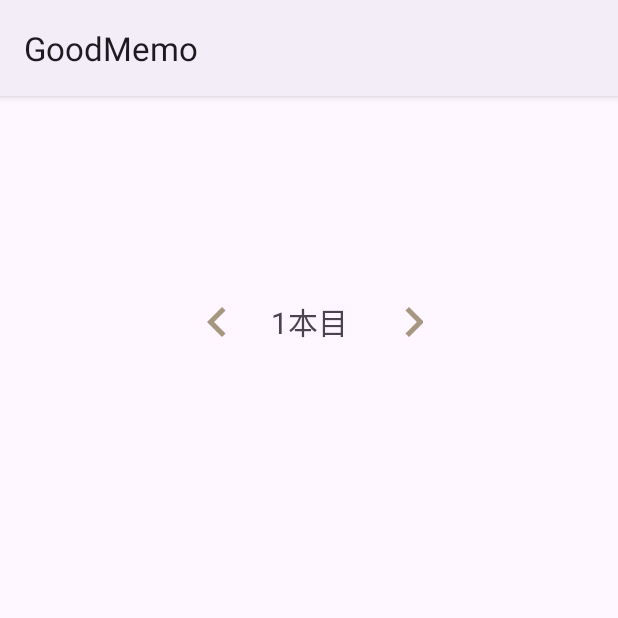
After one commit to a1tannn/lit_android, an Android app: the fragment RecordFragment shown on its own in the app's theme, on a phone screen of 412 x 824 dp, the top half of it. The commit adds this screen. Run offline under Robolectric (Android 15) with nearby library versions, the phone set to English and light mode, and no system bars.

Commit message:
画面遷移

```diff
--- a/GoodMemo/app/build.gradle.kts
+++ b/GoodMemo/app/build.gradle.kts
@@ -44,6 +44,8 @@ dependencies {
     implementation("androidx.appcompat:appcompat:1.6.1")
     implementation("com.google.android.material:material:1.11.0")
     implementation("androidx.constraintlayout:constraintlayout:2.1.4")
+    implementation("androidx.navigation:navigation-fragment-ktx:2.7.7")
+    implementation("androidx.navigation:navigation-ui-ktx:2.7.7")
     testImplementation("junit:junit:4.13.2")
     androidTestImplementation("androidx.test.ext:junit:1.1.5")
     androidTestImplementation("androidx.test.espresso:espresso-core:3.5.1")
--- a/GoodMemo/app/src/main/AndroidManifest.xml
+++ b/GoodMemo/app/src/main/AndroidManifest.xml
@@ -13,12 +13,6 @@
         android:theme="@style/Theme.GoodMemo"
         tools:targetApi="31">
         <activity
-            android:name=".RecordActivity"
-            android:exported="false" />
-        <activity
-            android:name=".AddActivity"
-            android:exported="false" />
-        <activity
             android:name=".MainActivity"
             android:exported="true">
             <intent-filter>
--- /dev/null
+++ b/GoodMemo/app/src/main/java/app/ai/aitan/goodmemo/RecordFragment.kt
@@ -0,0 +1,16 @@
+package app.ai.aitan.goodmemo
+
+import android.os.Bundle
+import androidx.fragment.app.Fragment
+import android.view.LayoutInflater
+import android.view.View
+import android.view.ViewGroup
+class RecordFragment : Fragment() {
+    override fun onCreateView(
+        inflater: LayoutInflater, container: ViewGroup?,
+        savedInstanceState: Bundle?
+    ): View? {
+        super.onCreateView(inflater, container, savedInstanceState)
+        return inflater.inflate(R.layout.fragment_record, container, false)
+    }
+}
--- /dev/null
+++ b/GoodMemo/app/src/main/res/drawable/baseline_navigate_before_24.xml
@@ -0,0 +1,5 @@
+<vector android:autoMirrored="true" android:height="24dp"
+    android:tint="#000000" android:viewportHeight="24"
+    android:viewportWidth="24" android:width="24dp" xmlns:android="http://schemas.android.com/apk/res/android">
+    <path android:fillColor="@android:color/white" android:pathData="M15.41,7.41L14,6l-6,6 6,6 1.41,-1.41L10.83,12z"/>
+</vector>
--- /dev/null
+++ b/GoodMemo/app/src/main/res/drawable/baseline_navigate_next_24.xml
@@ -0,0 +1,5 @@
+<vector android:autoMirrored="true" android:height="24dp"
+    android:tint="#000000" android:viewportHeight="24"
+    android:viewportWidth="24" android:width="24dp" xmlns:android="http://schemas.android.com/apk/res/android">
+    <path android:fillColor="@android:color/white" android:pathData="M10,6L8.59,7.41 13.17,12l-4.58,4.59L10,18l6,-6z"/>
+</vector>
--- /dev/null
+++ b/GoodMemo/app/src/main/res/layout/fragment_record.xml
@@ -0,0 +1,45 @@
+<?xml version="1.0" encoding="utf-8"?>
+<androidx.constraintlayout.widget.ConstraintLayout xmlns:android="http://schemas.android.com/apk/res/android"
+    xmlns:app="http://schemas.android.com/apk/res-auto"
+    android:layout_width="match_parent"
+    android:layout_height="match_parent"
+    xmlns:tools="http://schemas.android.com/tools"
+    tools:context=".RecordFragment">
+
+    <TextView
+        android:id="@+id/genre_text"
+        android:layout_width="wrap_content"
+        android:layout_height="wrap_content"
+        android:layout_marginTop="135dp"
+        android:text="1本目"
+        android:textSize="20sp"
+        app:layout_constraintEnd_toEndOf="parent"
+        app:layout_constraintStart_toStartOf="parent"
+        app:layout_constraintTop_toTopOf="parent" />
+
+    <Button
+        android:id="@+id/left_button"
+        android:layout_width="50dp"
+        android:layout_height="30dp"
+        android:layout_marginTop="135dp"
+        android:layout_marginEnd="30dp"
+        android:backgroundTint="#00FFFFFF"
+        app:icon="@drawable/baseline_navigate_before_24"
+        app:iconSize="40dp"
+        app:iconTint="#A69780"
+        app:layout_constraintEnd_toStartOf="@+id/genre_text"
+        app:layout_constraintTop_toTopOf="parent" />
+
+    <Button
+        android:id="@+id/right_button"
+        android:layout_width="50dp"
+        android:layout_height="30dp"
+        android:layout_marginTop="135dp"
+        android:backgroundTint="#00FFFFFF"
+        app:icon="@drawable/baseline_navigate_next_24"
+        app:iconSize="40dp"
+        app:iconTint="#A69780"
+        app:layout_constraintStart_toEndOf="@+id/genre_text"
+        app:layout_constraintTop_toTopOf="parent" />
+
+</androidx.constraintlayout.widget.ConstraintLayout>
--- a/GoodMemo/app/src/main/res/values/strings.xml
+++ b/GoodMemo/app/src/main/res/values/strings.xml
@@ -1,3 +1,4 @@
 <resources>
     <string name="app_name">GoodMemo</string>
+    <string name="close_button" />
 </resources>
--- a/GoodMemo/app/src/main/res/values/themes.xml
+++ b/GoodMemo/app/src/main/res/values/themes.xml
@@ -1,6 +1,6 @@
 <resources xmlns:tools="http://schemas.android.com/tools">
     <!-- Base application theme. -->
-    <style name="Base.Theme.GoodMemo" parent="Theme.Material3.DayNight.NoActionBar">
+    <style name="Base.Theme.GoodMemo" parent="Theme.Material3.DayNight">
         <!-- Customize your light theme here. -->
         <!-- <item name="colorPrimary">@color/my_light_primary</item> -->
     </style>
```
Also changed, not shown: GoodMemo/app/src/main/java/app/ai/aitan/goodmemo/AddActivity.kt (deleted, +0 -15 lines), GoodMemo/app/src/main/java/app/ai/aitan/goodmemo/AddFragment.kt (added, +17 -0 lines), GoodMemo/app/src/main/java/app/ai/aitan/goodmemo/FlowerFragment.kt (added, +18 -0 lines), GoodMemo/app/src/main/java/app/ai/aitan/goodmemo/MainActivity.kt (+8 -0 lines), GoodMemo/app/src/main/java/app/ai/aitan/goodmemo/RecordActivity.kt (deleted, +0 -15 lines), GoodMemo/app/src/main/res/layout/activity_add.xml (deleted, +0 -21 lines), GoodMemo/app/src/main/res/layout/activity_main.xml (+8 -31 lines), GoodMemo/app/src/main/res/layout/activity_record.xml (deleted, +0 -21 lines), GoodMemo/app/src/main/res/layout/fragment_add.xml (added, +58 -0 lines), GoodMemo/app/src/main/res/layout/fragment_flower.xml (added, +38 -0 lines), GoodMemo/app/src/main/res/navigation/nav_graph.xml (added, +25 -0 lines).
